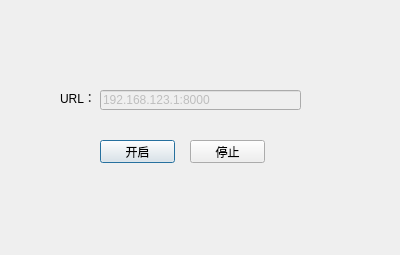
This is dialog.ui in lingdan2008/qt_http_server as Qt 5 draws it before an edit. The edited form follows.
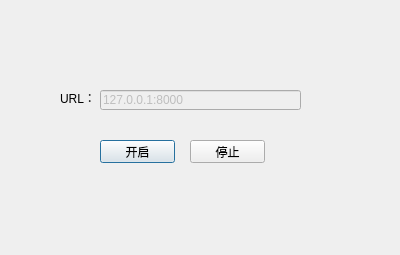
This is the edited form.

```diff
--- a/dialog.ui
+++ b/dialog.ui
@@ -39,7 +39,7 @@
     </rect>
    </property>
    <property name="text">
-    <string>192.168.123.1:8000</string>
+    <string>127.0.0.1:8000</string>
    </property>
    <property name="readOnly">
     <bool>false</bool>
```
